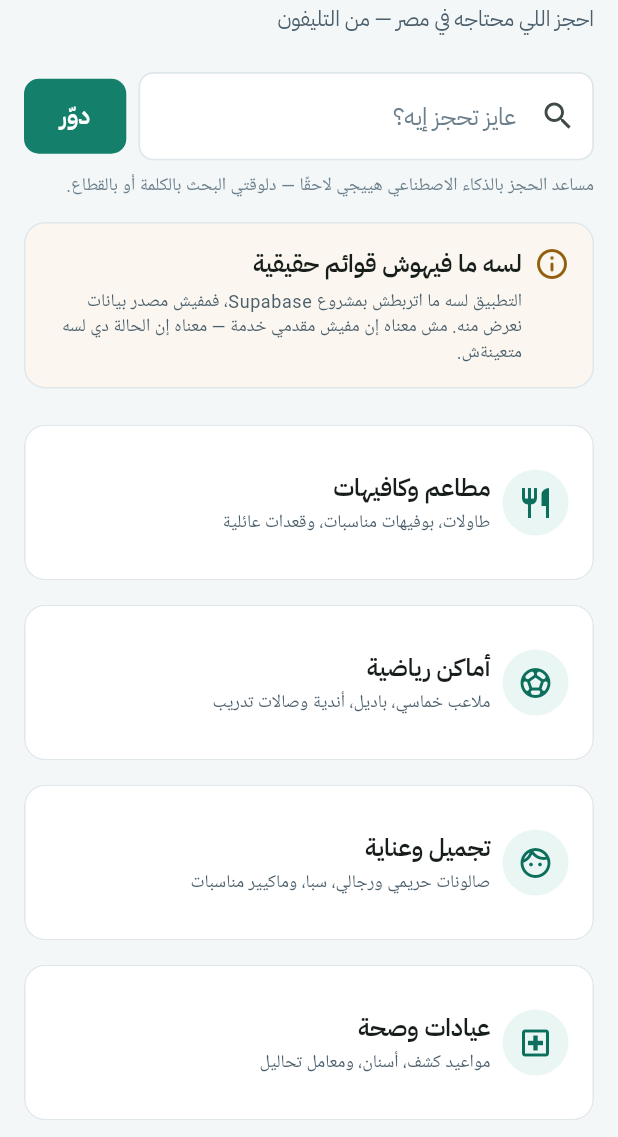
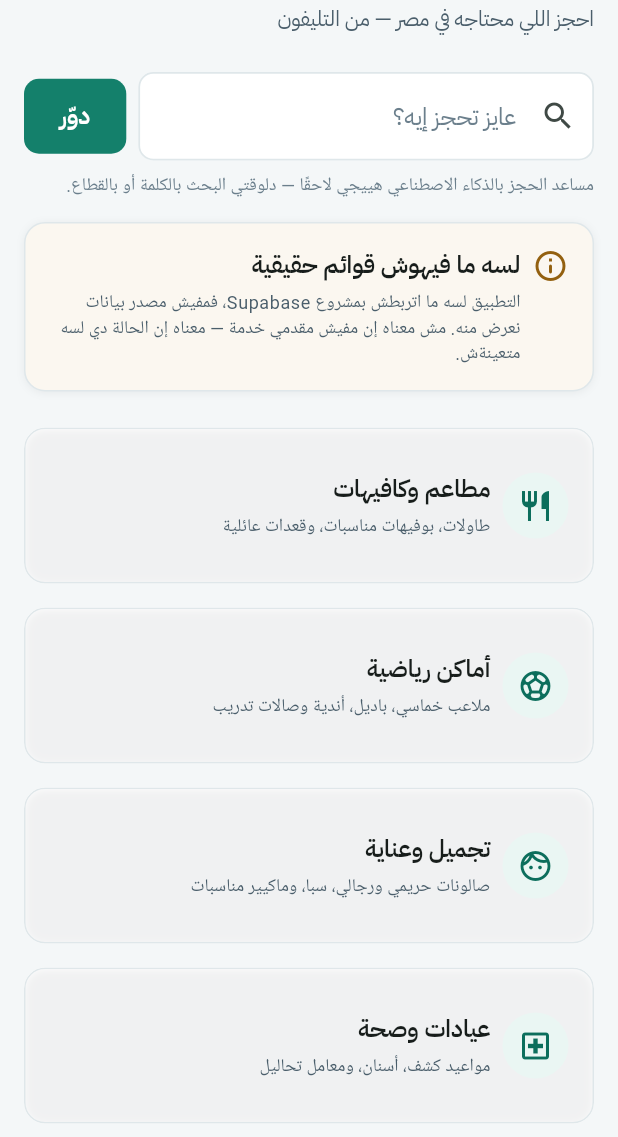
Before and after one commit to johnsamire-coder/e7gezly, a Flutter app: the screen it shows after launch, on a phone screen of 412 x 824 dp, the part 99-1236 px from its top. Run offline on Flutter 3.47's test engine with Material 3 defaults, Android fonts, the phone set to English and light mode, and no system bars; our stand-ins replace go_router.

Commit message:
Phase 1: make the token file the only place a visual value can live
The Dart mirror of tokens.json was hand-written, so it could drift, and the
theme still carried literals for button heights, the icon bubble, the grid
breakpoint and label sizes. tools/make-tokens-dart.ps1 now generates that file
and ci.yml runs it with -Check, so drift fails the build instead of quietly
shipping.

Cards move to E7Card: Material's Card derives its blur from an elevation number
and cannot express the ink-tinted shadow the tokens describe. The selected state
is now brand green (color.select) in both surfaces instead of Material's orange
secondaryContainer, and the filter pills set their label colour explicitly
because inheriting onSurfaceVariant made them unreadable on brand50.

Layout coverage grows from one 320dp home check to 30 tests: six routes across
five widths up to 1200.

```diff
--- a/apps/mobile/lib/core/tokens.dart
+++ b/apps/mobile/lib/core/tokens.dart
@@ -1,61 +1,101 @@
+// Generated by tools/make-tokens-dart.ps1 from packages/tokens/tokens.json.
+// Do not hand-edit: change the token source and re-run the script.
+
 import 'package:flutter/material.dart';
 
-/// Brand values mirrored from `packages/tokens/tokens.json`.
-/// Phase 0.6 replaces this file with one generated from the token source, so
-/// edit `tokens.json` and regenerate — never edit the hexes here.
+/// Every brand colour. Grouped exactly as the token file groups them.
 abstract final class E7Color {
-  static const brand50 = Color(0xFFEAF6F3);
-  static const brand100 = Color(0xFFCFE9E2);
-  static const brand200 = Color(0xFFA3D5C8);
-  static const brand300 = Color(0xFF6BB9A7);
-  static const brand400 = Color(0xFF359A83);
-  static const brand500 = Color(0xFF14806B);
-  static const brand600 = Color(0xFF0C6E5C);
-  static const brand700 = Color(0xFF0A5949);
-  static const brand800 = Color(0xFF084437);
-  static const brand900 = Color(0xFF062E26);
-
-  static const accent100 = Color(0xFFFDEFD6);
-  static const accent300 = Color(0xFFF4C784);
-  static const accent500 = Color(0xFFE8963A);
-  static const accent600 = Color(0xFFCC7A1F);
-  static const accent700 = Color(0xFFA35F16);
-
-  static const ink400 = Color(0xFF6B7F8C);
-  static const ink500 = Color(0xFF4A5E6B);
-  static const ink600 = Color(0xFF2D4150);
-  static const ink800 = Color(0xFF16232E);
-  static const ink900 = Color(0xFF0D1720);
-
-  static const canvas = Color(0xFFF4F7F8);
-  static const card = Color(0xFFFFFFFF);
-  static const sand = Color(0xFFFBF7F0);
-  static const line = Color(0xFFDFE7EA);
-
-  static const warningBg = Color(0xFFFDF0D8);
-  static const warningFg = Color(0xFF93600F);
-  static const dangerBg = Color(0xFFFDE8E8);
-  static const dangerFg = Color(0xFFC0392B);
+  static const Color brand50 = Color(0xFFEAF6F3);
+  static const Color brand100 = Color(0xFFCFE9E2);
+  static const Color brand200 = Color(0xFFA3D5C8);
+  static const Color brand300 = Color(0xFF6BB9A7);
+  static const Color brand400 = Color(0xFF359A83);
+  static const Color brand500 = Color(0xFF14806B);
+  static const Color brand600 = Color(0xFF0C6E5C);
+  static const Color brand700 = Color(0xFF0A5949);
+  static const Color brand800 = Color(0xFF084437);
+  static const Color brand900 = Color(0xFF062E26);
+  static const Color accent100 = Color(0xFFFDEFD6);
+  static const Color accent300 = Color(0xFFF4C784);
+  static const Color accent500 = Color(0xFFE8963A);
+  static const Color accent600 = Color(0xFFCC7A1F);
+  static const Color accent700 = Color(0xFFA35F16);
+  static const Color ink400 = Color(0xFF6B7F8C);
+  static const Color ink500 = Color(0xFF4A5E6B);
+  static const Color ink600 = Color(0xFF2D4150);
+  static const Color ink800 = Color(0xFF16232E);
+  static const Color ink900 = Color(0xFF0D1720);
+  static const Color canvas = Color(0xFFF4F7F8);
+  static const Color card = Color(0xFFFFFFFF);
+  static const Color sand = Color(0xFFFBF7F0);
+  static const Color line = Color(0xFFDFE7EA);
+  static const Color warningBg = Color(0xFFFDF0D8);
+  static const Color warningFg = Color(0xFF93600F);
+  static const Color dangerBg = Color(0xFFFDE8E8);
+  static const Color dangerFg = Color(0xFFC0392B);
+  static const Color selectBg = Color(0xFFCFE9E2);
+  static const Color selectFg = Color(0xFF0A5949);
+  static const Color selectOutline = Color(0xFF14806B);
 }
 
+/// Corner radii: cards, controls, pills.
 abstract final class E7Radius {
-  static const card = 14.0;
-  static const control = 10.0;
-  static const pill = 999.0;
+  static const double card = 14.0;
+  static const double control = 10.0;
+  static const double pill = 999.0;
 }
 
+/// Spacing scale. Use these, never a literal.
 abstract final class E7Space {
-  static const xs = 4.0;
-  static const sm = 8.0;
-  static const md = 16.0;
-  static const lg = 24.0;
-  static const xl = 32.0;
-  static const xxl = 48.0;
+  static const double xs = 4.0;
+  static const double sm = 8.0;
+  static const double md = 16.0;
+  static const double lg = 24.0;
+  static const double xl = 32.0;
+  static const double xxl = 48.0;
 }
 
+/// Touch target sizes for the customer app.
+abstract final class E7Control {
+  static const double height = 50.0;
+  static const double heightSecondary = 44.0;
+  static const double iconBubble = 44.0;
+}
+
+/// Layout thresholds shared with the token file.
+abstract final class E7Layout {
+  static const double maxContentWidth = 1200.0;
+  static const double cardGridMinContentWidthForTwoColumns = 420.0;
+  static const double categoryTileHeight = 104.0;
+}
+
+/// Card shadows. Tinted with ink900 at a low alpha instead of Material's grey.
+abstract final class E7Elevation {
+  static const double cardOffsetY = 1.0;
+  static const double cardBlur = 4.0;
+  static const double cardAlpha = 0.06;
+  static const double raisedOffsetY = 6.0;
+  static const double raisedBlur = 20.0;
+  static const double raisedAlpha = 0.14;
+  // withValues() is not const-evaluable, so the resolved shadows are getters.
+  static BoxShadow get cardShadow => BoxShadow(
+      color: E7Color.ink900.withValues(alpha: cardAlpha),
+      offset: const Offset(0, cardOffsetY),
+      blurRadius: cardBlur);
+  static BoxShadow get raisedShadow => BoxShadow(
+      color: E7Color.ink900.withValues(alpha: raisedAlpha),
+      offset: const Offset(0, raisedOffsetY),
+      blurRadius: raisedBlur);
+}
+
+/// Font families and the reading rhythm. Fallback stack is the token file's, order preserved.
 abstract final class E7Font {
-  static const display = 'Cairo';
-  static const text = 'IBM Plex Sans Arabic';
-  static const textLineHeight = 1.7;
-  static const baseSize = 16.0;
+  static const String display = 'Cairo';
+  static const String text = 'IBM Plex Sans Arabic';
+  static const List<String> fallback = <String>['Segoe UI', 'Tahoma', 'system-ui', 'sans-serif'];
+  static const double baseSize = 16.0;
+  static const double textLineHeight = 1.7;
+  static const double displayLineHeight = 1.35;
+  static const double navTitleSize = 20.0;
+  static const double chipLabelSize = 13.0;
 }
--- a/apps/mobile/lib/screens/home_screen.dart
+++ b/apps/mobile/lib/screens/home_screen.dart
@@ -85,17 +85,20 @@ class _HomeScreenState extends State<HomeScreen> {
               padding: const EdgeInsets.fromLTRB(E7Space.md, E7Space.lg, E7Space.md, E7Space.md),
               sliver: SliverLayoutBuilder(
                 builder: (context, constraints) {
-                  final columns = constraints.crossAxisExtent < 420 ? 1 : 2;
+                  // The token is the width of the padded content, not the window.
+                  final columns = constraints.crossAxisExtent <
+                          E7Layout.cardGridMinContentWidthForTwoColumns
+                      ? 1
+                      : 2;
                   // Height is what the two text lines need; the aspect ratio is
                   // derived from the available width so cards never get squeezed.
-                  const tileHeight = 104.0;
                   final tileWidth =
                       (constraints.crossAxisExtent - (columns - 1) * E7Space.md) / columns;
                   return SliverGrid.count(
                     crossAxisCount: columns,
                     mainAxisSpacing: E7Space.md,
                     crossAxisSpacing: E7Space.md,
-                    childAspectRatio: tileWidth / tileHeight,
+                    childAspectRatio: tileWidth / E7Layout.categoryTileHeight,
                     children: [
                       for (final category in E7Category.all)
                         _CategoryCard(
@@ -134,14 +137,15 @@ class _CategoryCard extends StatelessWidget {
           decoration: BoxDecoration(
             border: Border.all(color: E7Color.line),
             borderRadius: BorderRadius.circular(E7Radius.card),
+            boxShadow: [E7Elevation.cardShadow],
           ),
           child: Padding(
             padding: const EdgeInsets.all(E7Space.md),
             child: Row(
               children: [
                 Container(
-                  width: 44,
-                  height: 44,
+                  width: E7Control.iconBubble,
+                  height: E7Control.iconBubble,
                   decoration: const BoxDecoration(color: E7Color.brand50, shape: BoxShape.circle),
                   child: Icon(category.icon, color: E7Color.brand600),
                 ),
@@ -152,7 +156,7 @@ class _CategoryCard extends StatelessWidget {
                     crossAxisAlignment: CrossAxisAlignment.start,
                     children: [
                       Text(category.nameAr, style: theme.textTheme.titleMedium, maxLines: 1, overflow: TextOverflow.ellipsis),
-                      const SizedBox(height: 2),
+                      const SizedBox(height: E7Space.xs),
                       Text(
                         category.blurbAr,
                         style: theme.textTheme.bodySmall?.copyWith(color: E7Color.ink500),
--- a/apps/mobile/lib/theme.dart
+++ b/apps/mobile/lib/theme.dart
@@ -9,7 +9,7 @@ TextStyle _display(TextStyle? base, int weight) => (base ?? const TextStyle()).c
       fontFamily: E7Font.display,
       fontVariations: [FontVariation.weight(weight.toDouble())],
       color: E7Color.ink900,
-      height: 1.35,
+      height: E7Font.displayLineHeight,
     );
 
 ThemeData buildE7Theme() {
@@ -19,6 +19,10 @@ ThemeData buildE7Theme() {
       primary: E7Color.brand500,
       onPrimary: Colors.white,
       secondary: E7Color.accent500,
+      // M3 resolves a selected ChoiceChip through secondaryContainer, so the brand
+      // selected state has to be set here rather than on the chip theme.
+      secondaryContainer: E7Color.selectBg,
+      onSecondaryContainer: E7Color.selectFg,
       surface: E7Color.card,
       error: E7Color.dangerFg,
     ),
@@ -52,14 +56,18 @@ ThemeData buildE7Theme() {
     ),
     filledButtonTheme: FilledButtonThemeData(
       style: FilledButton.styleFrom(
-        minimumSize: const Size(0, 50),
+        minimumSize: const Size(0, E7Control.height),
         shape: RoundedRectangleBorder(borderRadius: BorderRadius.circular(E7Radius.control)),
-        textStyle: const TextStyle(fontFamily: E7Font.text, fontWeight: FontWeight.w600, fontSize: 16),
+        textStyle: const TextStyle(
+          fontFamily: E7Font.text,
+          fontWeight: FontWeight.w600,
+          fontSize: E7Font.baseSize,
+        ),
       ),
     ),
     outlinedButtonTheme: OutlinedButtonThemeData(
       style: OutlinedButton.styleFrom(
-        minimumSize: const Size(0, 48),
+        minimumSize: const Size(0, E7Control.heightSecondary),
         side: const BorderSide(color: E7Color.line),
         shape: RoundedRectangleBorder(borderRadius: BorderRadius.circular(E7Radius.control)),
       ),
@@ -85,6 +93,9 @@ ThemeData buildE7Theme() {
     chipTheme: base.chipTheme.copyWith(
       shape: const StadiumBorder(),
       side: const BorderSide(color: E7Color.line),
+      selectedColor: E7Color.selectBg,
+      checkmarkColor: E7Color.selectFg,
+      padding: const EdgeInsets.symmetric(horizontal: E7Space.sm, vertical: E7Space.xs),
       labelStyle: const TextStyle(fontFamily: E7Font.text, fontWeight: FontWeight.w500),
     ),
     dividerTheme: const DividerThemeData(color: E7Color.line, thickness: 1, space: E7Space.md),
@@ -96,7 +107,7 @@ ThemeData buildE7Theme() {
       titleTextStyle: TextStyle(
         fontFamily: E7Font.display,
         fontWeight: FontWeight.w700,
-        fontSize: 20,
+        fontSize: E7Font.navTitleSize,
         color: E7Color.brand700,
       ),
     ),
--- a/apps/mobile/lib/widgets/data_offline_banner.dart
+++ b/apps/mobile/lib/widgets/data_offline_banner.dart
@@ -1,6 +1,7 @@
 import 'package:flutter/material.dart';
 
 import '../core/tokens.dart';
+import 'e7_card.dart';
 
 /// Says out loud that no real listings can be shown yet.
 /// Wording matters: this is *not* "لا توجد نتائج" — we do not know that,
@@ -14,9 +15,8 @@ class DataOfflineBanner extends StatelessWidget {
   Widget build(BuildContext context) {
     final theme = Theme.of(context);
 
-    return Card(
+    return E7Card(
       color: E7Color.sand,
-      child: Padding(
       padding: const EdgeInsets.all(E7Space.md),
       child: Row(
         crossAxisAlignment: CrossAxisAlignment.start,
@@ -39,7 +39,6 @@ class DataOfflineBanner extends StatelessWidget {
           ),
         ],
       ),
-      ),
     );
   }
 }
--- /dev/null
+++ b/apps/mobile/lib/widgets/e7_card.dart
@@ -0,0 +1,32 @@
+import 'package:flutter/material.dart';
+
+import '../core/tokens.dart';
+
+/// The one card surface in the app: token radius, token hairline, token shadow.
+///
+/// Plain `Card` cannot express the shadow the tokens describe (Material derives its
+/// blur from an elevation number), so cards are built here instead.
+class E7Card extends StatelessWidget {
+  const E7Card({super.key, required this.child, this.color, this.padding, this.raised = false});
+
+  final Widget child;
+  final Color? color;
+  final EdgeInsetsGeometry? padding;
+  final bool raised;
+
+  @override
+  Widget build(BuildContext context) {
+    final radius = BorderRadius.circular(E7Radius.card);
+
+    return Container(
+      decoration: BoxDecoration(
+        color: color ?? E7Color.card,
+        borderRadius: radius,
+        border: Border.all(color: E7Color.line),
+        boxShadow: [if (raised) E7Elevation.raisedShadow else E7Elevation.cardShadow],
+      ),
+      clipBehavior: Clip.antiAlias,
+      child: padding == null ? child : Padding(padding: padding!, child: child),
+    );
+  }
+}
```
Also changed, not shown: apps/mobile/lib/screens/placeholder_screen.dart (+3 -4 lines), apps/mobile/lib/screens/search_screen.dart (+12 -4 lines), packages/tokens/tokens.json (+32 -2 lines), 9 other files. Lines whose indentation alone changed are shown as unchanged.
